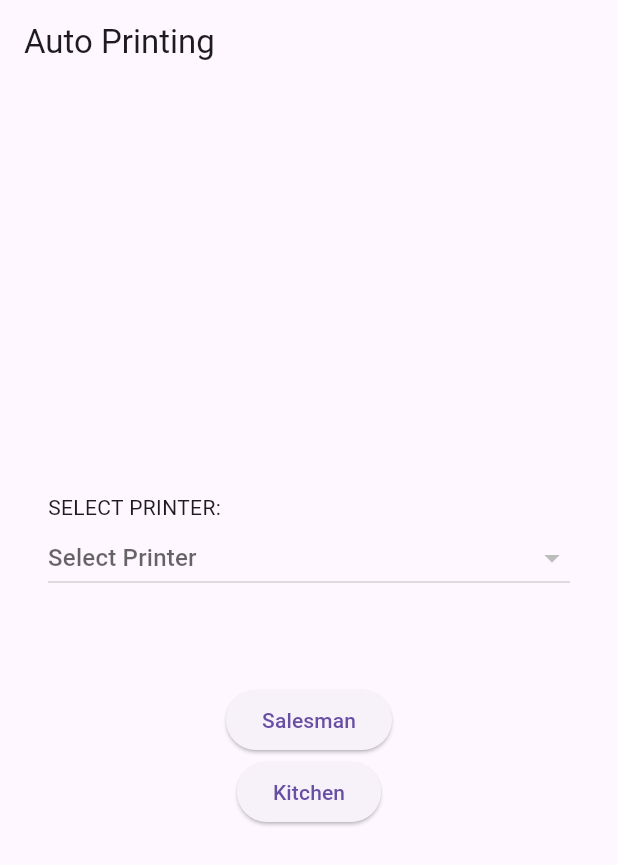
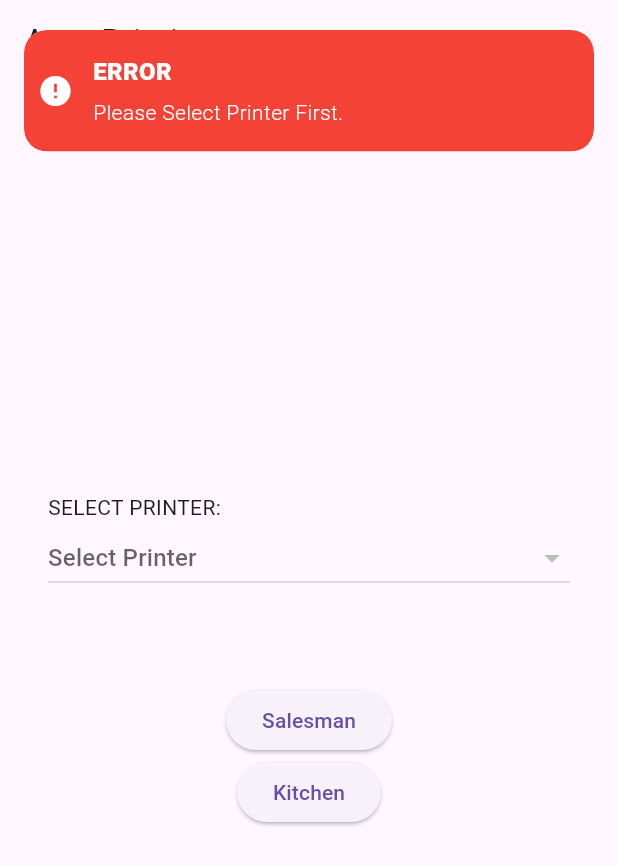
Before and after one commit to iniMinhaj/flutter_auto_printing, a Flutter app: the screen it shows after launch, after a tap on "Salesman", on a phone screen of 412 x 824 dp. Shown: the top 865 px of the screen. Run offline on Flutter 3.47's test engine with Material 3 defaults, Android fonts, the phone set to English and light mode, and no system bars; our stand-ins replace firebase_core, firebase_messaging, flutter_local_notifications, get, get_storage; missing offline and left inert: blue_thermal_printer; accounts and stored records are empty.

Commit message:
validation added for printer selection

```diff
--- a/lib/data/repository/device_token_repo.dart
+++ b/lib/data/repository/device_token_repo.dart
@@ -7,7 +7,7 @@ class DeviceTokenRepo {
     try {
       deviceToken = await FirebaseMessaging.instance.getToken();
     } catch (e) {
-      print(e.toString());
+      debugPrint(e.toString());
     }
     if (deviceToken != null) {
       debugPrint('--------Device Token---------- $deviceToken');
--- a/lib/helper/controller/auto_printer_controller.dart
+++ b/lib/helper/controller/auto_printer_controller.dart
@@ -2,9 +2,9 @@ import 'dart:convert';
 
 import 'package:auto_printing/data/model/order_details_model.dart';
 import 'package:auto_printing/util/api_list.dart';
+import 'package:auto_printing/widget/custom_snackbar.dart';
 import 'package:blue_thermal_printer/blue_thermal_printer.dart';
-import 'package:flutter/foundation.dart';
-import 'package:flutter/rendering.dart';
+import 'package:flutter/material.dart';
 import 'package:get/get.dart';
 // ignore: depend_on_referenced_packages
 import 'package:http/http.dart' as http;
@@ -17,12 +17,11 @@ class AutoPrintingController extends GetxController {
 
   Future<void> fetchPairedPrinters() async {
     List<BluetoothDevice> pairedDevices = await printer.getBondedDevices();
-    print("Paired Devices = $pairedDevices");
     if (pairedDevices.isNotEmpty) {
       devices.clear();
       devices.addAll(pairedDevices);
     } else {
-      print("No Printer Found.");
+      customSnackbar("ERROR", "No Printer Found.", Colors.red);
     }
   }
 
@@ -35,14 +34,12 @@ class AutoPrintingController extends GetxController {
           'content-type': 'application/json',
         },
       );
-      print("OrderApi = ${ApiList.orderDetails(orderId: orderId)}");
-      print("Respone - ${response.body}");
+
       if (response.statusCode == 200) {
         final data = jsonDecode(response.body);
         orderDetailsModel = OrderDetailsModel.fromJson(data);
-        print("OrderDetaisl in method = ${orderDetailsModel.data?.orderItems}");
       } else {
-        print(response.body);
+        debugPrint(response.body);
       }
     } catch (e) {
       debugPrint(e.toString());
@@ -50,29 +47,14 @@ class AutoPrintingController extends GetxController {
   }
 
   Future<void> connectAndPrint({required String modelName}) async {
-    //  List<BluetoothDevice> devices = await printer.getBondedDevices();
-
-    // BluetoothDevice? myPrinter = devices.firstWhere(
-    //   (d) => d.name != null && d.name!.contains(modelName),
-
-    //   orElse: () {
-    //     final error = BluetoothDevice(null, null);
-    //     return error;
-    //   },
-    // );
-
-    print("Connected Device: ${selectedPrinter.value?.name}");
-
     if (selectedPrinter.value!.name != null) {
       bool isConnected = await printer.isConnected ?? false;
 
       if (!isConnected) {
         await printer.connect(selectedPrinter.value!);
       } else {
-        print("Already connected to a printer");
+        debugPrint("Already connected to a printer");
       }
-
-      print("OrderDetails = ${orderDetailsModel.data}");
 
       if (orderDetailsModel.data != null) {
         // -----------------[ START - Invoice Design ]---------------------
@@ -117,10 +99,10 @@ class AutoPrintingController extends GetxController {
 
         // -----------------[ END - Invoice Design ]---------------------
       } else {
-        print("No data found");
+        debugPrint("No data found");
       }
     } else {
-      print("Printer not found");
+      debugPrint("Printer not found");
     }
   }
 }
--- a/lib/helper/notification/notification.dart
+++ b/lib/helper/notification/notification.dart
@@ -11,6 +11,8 @@ import 'package:flutter_local_notifications/flutter_local_notifications.dart';
 import 'package:get/get.dart';
 import 'package:http/http.dart' as http;
 import 'package:path_provider/path_provider.dart';
+
+import '../../widget/custom_snackbar.dart';
 
 final autoPrintController = Get.put(AutoPrintingController());
 
@@ -76,10 +78,18 @@ class NotificationHelper {
         print("Order details fetching.....");
         await autoPrintController.fetchOrderDetails(orderId: orderId);
 
-        print("Auto Printing started.....");
-        await autoPrintController.connectAndPrint(
-          modelName: autoPrintController.selectedPrinter.value!.name!,
+        print(
+          "Selected Printer = ${autoPrintController.selectedPrinter.value}",
         );
+
+        if (autoPrintController.selectedPrinter.value == null) {
+          await customSnackbar("ERROR", "No printer was selected", Colors.red);
+        } else {
+          print("Auto Printing started.....");
+          await autoPrintController.connectAndPrint(
+            modelName: autoPrintController.selectedPrinter.value!.name!,
+          );
+        }
       } else {
         print("kichu pai nai...");
       }
--- a/lib/main.dart
+++ b/lib/main.dart
@@ -4,6 +4,7 @@ import 'package:firebase_core/firebase_core.dart';
 import 'package:firebase_messaging/firebase_messaging.dart';
 import 'package:flutter/material.dart';
 import 'package:flutter_local_notifications/flutter_local_notifications.dart';
+import 'package:get/get_navigation/src/root/get_material_app.dart';
 import 'package:get_storage/get_storage.dart';
 
 final FlutterLocalNotificationsPlugin flutterLocalNotificationsPlugin =
@@ -30,7 +31,7 @@ class MyApp extends StatelessWidget {
 
   @override
   Widget build(BuildContext context) {
-    return MaterialApp(
+    return GetMaterialApp(
       debugShowCheckedModeBanner: false,
       title: 'Flutter Demo',
       home: Homepage(),
--- a/lib/view/hompage.dart
+++ b/lib/view/hompage.dart
@@ -1,5 +1,6 @@
 import 'package:auto_printing/helper/controller/auto_printer_controller.dart';
 import 'package:auto_printing/helper/controller/device_token_controller.dart';
+import 'package:auto_printing/widget/custom_snackbar.dart';
 import 'package:blue_thermal_printer/blue_thermal_printer.dart';
 import 'package:flutter/material.dart';
 import 'package:get/get_state_manager/src/rx_flutter/rx_obx_widget.dart';
@@ -63,6 +64,13 @@ class _HomepageState extends State<Homepage> {
 
             ElevatedButton(
               onPressed: () async {
+                if (autoPrintController.selectedPrinter.value?.name == null) {
+                  return customSnackbar(
+                    "ERROR",
+                    "Please Select Printer First.",
+                    Colors.red,
+                  );
+                }
                 final id = await deviceTokenController.getDeviceToken();
                 await box.write('roleId', 5);
                 await deviceTokenController.postDeviceToken(
@@ -74,6 +82,13 @@ class _HomepageState extends State<Homepage> {
             ),
             ElevatedButton(
               onPressed: () async {
+                if (autoPrintController.selectedPrinter.value?.name == null) {
+                  return customSnackbar(
+                    "ERROR",
+                    "Please Select Printer First.",
+                    Colors.red,
+                  );
+                }
                 final id = await deviceTokenController.getDeviceToken();
                 await box.write('roleId', 10);
                 await deviceTokenController.postDeviceToken(
--- /dev/null
+++ b/lib/widget/custom_snackbar.dart
@@ -0,0 +1,20 @@
+import 'package:flutter/material.dart';
+import 'package:get/get.dart';
+
+customSnackbar(tittle, message, color) {
+  Get.snackbar(
+    tittle,
+    message,
+    snackPosition: SnackPosition.TOP,
+    forwardAnimationCurve: Curves.easeInOutCubic,
+    reverseAnimationCurve: Curves.easeInOutCubic,
+    backgroundColor: color,
+    colorText: Colors.white,
+    margin: EdgeInsets.symmetric(horizontal: 16, vertical: 20),
+    icon:
+        tittle != "ERROR".tr
+            ? const Icon(Icons.check_circle, color: Colors.white)
+            : const Icon(Icons.error, color: Colors.white),
+    duration: const Duration(milliseconds: 3000),
+  );
+}
```
Also changed, not shown: lib/helper/controller/device_token_controller.dart (+4 -5 lines).
